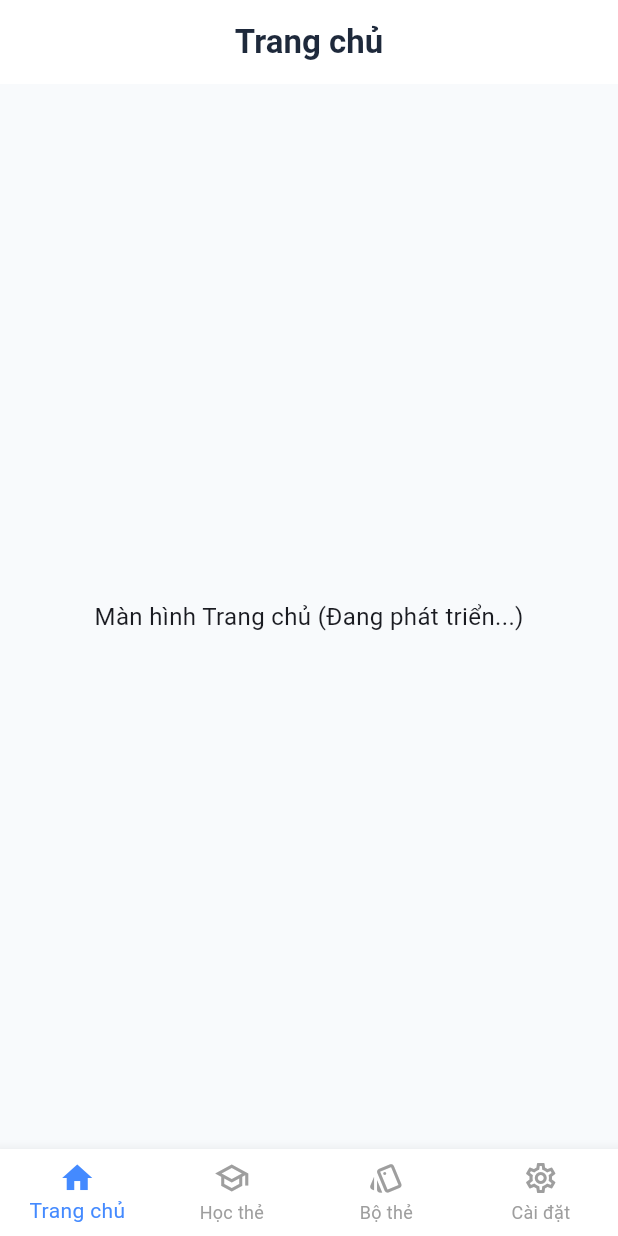
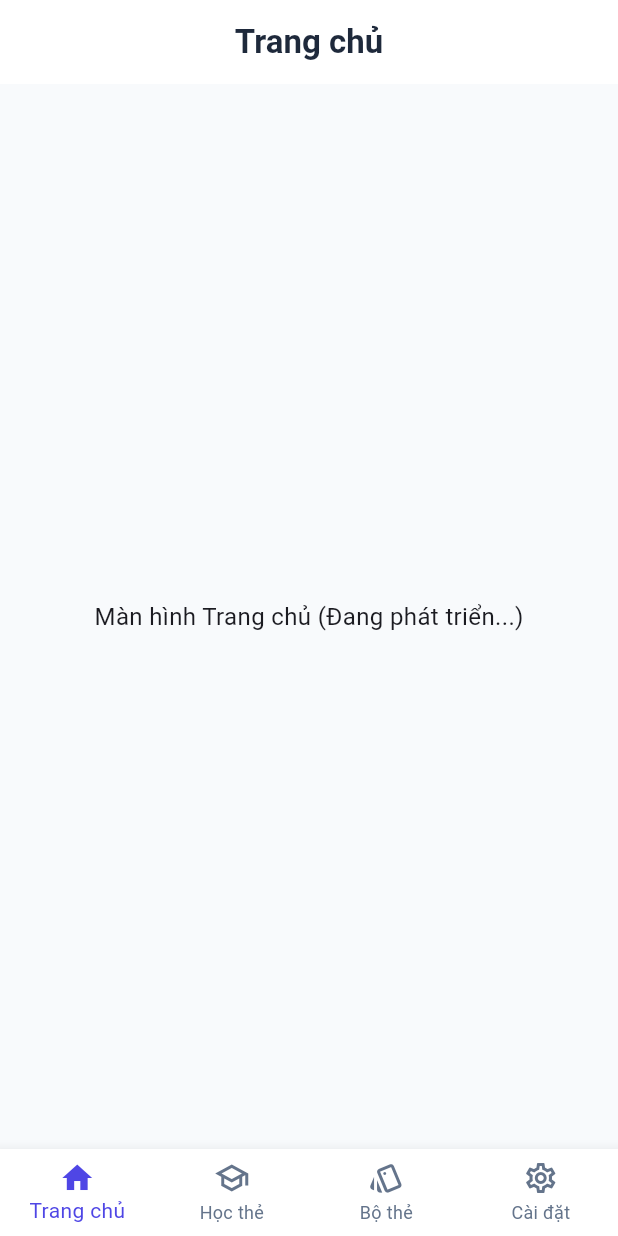
Before and after one commit to quang01112006/FlashCard, a Flutter app: the screen it shows after launch, on a phone screen of 412 x 824 dp. Run offline on Flutter 3.47's test engine with Material 3 defaults, Android fonts, the phone set to English and light mode, and no system bars.

Commit message:
update mã màu, bỏ hardcode

```diff
--- a/lib/core/app_theme.dart
+++ b/lib/core/app_theme.dart
@@ -2,20 +2,20 @@ import 'package:flutter/material.dart';
 
 /// Bảng màu chuẩn dùng chung cho toàn bộ dự án
 class AppColors {
-  static const primary = Color(0xFF2563EB); // Xanh dương chủ đạo
-  static const primaryLight = Color(0xFFDBEAFE);
-  static const secondary = Color(0xFF10B981); // Xanh lá (nút Dễ / Hoàn thành)
+  static const primary = Color(0xFF4F46E5); // Tím chàm
+  static const primaryLight = Color(0xFFEEF2FF); // tím chàm nhạt
+  static const secondary = Color(0xFF10B981); // Xanh ngọc (nút Dễ / Hoàn thành)
   static const warning = Color(0xFFF59E0B); // Vàng cam (nút Khó)
   static const danger = Color(0xFFEF4444); // Đỏ (nút Học lại)
 
-  static const background = Color(0xFFF8FAFC); // Nền xám nhạt hiện đại
+  static const background = Color(0xFFF8FAFC); // xám nhạt
   static const surface = Colors.white;
   static const textPrimary = Color(0xFF1E293B);
   static const textSecondary = Color(0xFF64748B);
   static const border = Color(0xFFE2E8F0);
 }
 
-/// Kiểu chữ (Typography) chuẩn
+/// Kiểu chữ
 class AppTextStyles {
   static const heading = TextStyle(
     fontSize: 22,
@@ -29,10 +29,7 @@ class AppTextStyles {
     color: AppColors.textPrimary,
   );
 
-  static const body = TextStyle(
-    fontSize: 15,
-    color: AppColors.textPrimary,
-  );
+  static const body = TextStyle(fontSize: 15, color: AppColors.textPrimary);
 
   static const caption = TextStyle(
     fontSize: 13,
--- a/lib/screens/main_nav_screen.dart
+++ b/lib/screens/main_nav_screen.dart
@@ -1,4 +1,5 @@
 import 'package:flutter/material.dart';
+import '../core/app_theme.dart';
 import 'home_screen.dart';
 import 'study_screen.dart';
 import 'manage_cards_screen.dart';
@@ -36,8 +37,8 @@ class _MainNavScreenState extends State<MainNavScreen> {
           });
         },
         type: BottomNavigationBarType.fixed,
-        selectedItemColor: Colors.blueAccent,
-        unselectedItemColor: Colors.grey,
+        selectedItemColor: AppColors.primary,
+        unselectedItemColor: AppColors.textSecondary,
         items: const [
           BottomNavigationBarItem(
             icon: Icon(Icons.home_outlined),
```
